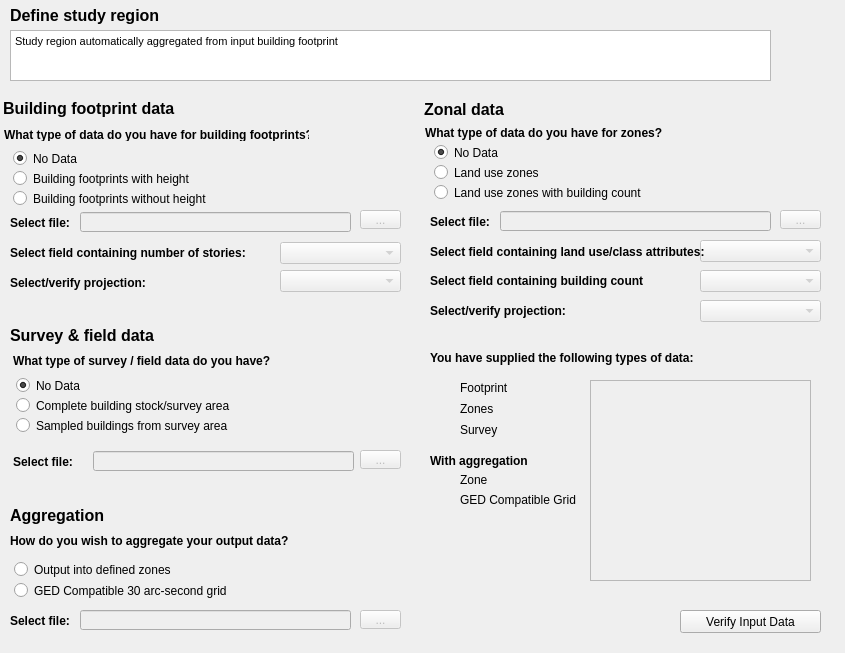
Above: qt/wdg_data.ui from gem/sidd before the change. Below: the same form after it.
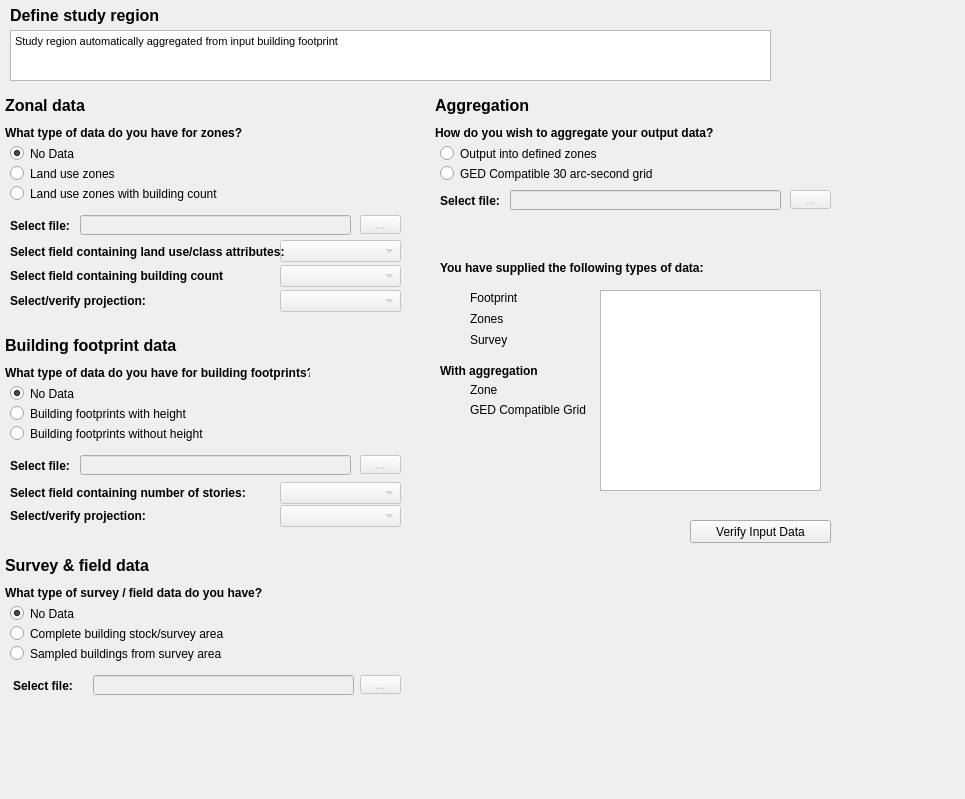
That is the form after the change. Icons and pictures are not drawn.

The edit to the form file:
```diff
--- a/qt/wdg_data.ui
+++ b/qt/wdg_data.ui
@@ -6,8 +6,8 @@
    <rect>
     <x>0</x>
     <y>0</y>
-    <width>845</width>
-    <height>653</height>
+    <width>965</width>
+    <height>799</height>
    </rect>
   </property>
   <property name="windowTitle">
@@ -17,7 +17,7 @@
    <property name="geometry">
     <rect>
      <x>0</x>
-     <y>310</y>
+     <y>550</y>
      <width>401</width>
      <height>181</height>
     </rect>
@@ -26,7 +26,7 @@
     <property name="geometry">
      <rect>
       <x>13</x>
-      <y>141</y>
+      <y>125</y>
       <width>71</width>
       <height>21</height>
      </rect>
@@ -44,8 +44,8 @@
    <widget class="QLabel" name="img_lb_svy_desc_help">
     <property name="geometry">
      <rect>
-      <x>280</x>
-      <y>40</y>
+      <x>320</x>
+      <y>30</y>
       <width>16</width>
       <height>21</height>
      </rect>
@@ -60,9 +60,9 @@
    <widget class="QLabel" name="lb_svy_desc">
     <property name="geometry">
      <rect>
-      <x>13</x>
-      <y>43</y>
-      <width>271</width>
+      <x>5</x>
+      <y>35</y>
+      <width>261</width>
       <height>16</height>
      </rect>
     </property>
@@ -83,7 +83,7 @@
     <property name="geometry">
      <rect>
       <x>360</x>
-      <y>140</y>
+      <y>125</y>
       <width>41</width>
       <height>19</height>
      </rect>
@@ -98,8 +98,8 @@
    <widget class="QRadioButton" name="radio_svy_op3">
     <property name="geometry">
      <rect>
-      <x>16</x>
-      <y>107</y>
+      <x>10</x>
+      <y>95</y>
       <width>381</width>
       <height>17</height>
      </rect>
@@ -111,8 +111,8 @@
    <widget class="QRadioButton" name="radio_svy_op1">
     <property name="geometry">
      <rect>
-      <x>16</x>
-      <y>67</y>
+      <x>10</x>
+      <y>55</y>
       <width>381</width>
       <height>17</height>
      </rect>
@@ -127,8 +127,8 @@
    <widget class="QRadioButton" name="radio_svy_op2">
     <property name="geometry">
      <rect>
-      <x>16</x>
-      <y>87</y>
+      <x>10</x>
+      <y>75</y>
       <width>381</width>
       <height>17</height>
      </rect>
@@ -144,7 +144,7 @@
     <property name="geometry">
      <rect>
       <x>93</x>
-      <y>141</y>
+      <y>125</y>
       <width>261</width>
       <height>20</height>
      </rect>
@@ -153,8 +153,8 @@
    <widget class="QLabel" name="lb_svy_title">
     <property name="geometry">
      <rect>
-      <x>10</x>
-      <y>10</y>
+      <x>5</x>
+      <y>0</y>
       <width>331</width>
       <height>31</height>
      </rect>
@@ -174,8 +174,8 @@
   <widget class="QWidget" name="widgetResult" native="true">
    <property name="geometry">
     <rect>
-     <x>420</x>
-     <y>340</y>
+     <x>430</x>
+     <y>250</y>
      <width>411</width>
      <height>301</height>
     </rect>
@@ -349,9 +349,6 @@
     </property>
    </widget>
    <widget class="QTextBrowser" name="txt_verify_text">
-    <property name="enabled">
-     <bool>false</bool>
-    </property>
     <property name="geometry">
      <rect>
       <x>170</x>
@@ -391,8 +388,8 @@
   <widget class="QWidget" name="widgetAggr" native="true">
    <property name="geometry">
     <rect>
-     <x>0</x>
-     <y>490</y>
+     <x>430</x>
+     <y>90</y>
      <width>401</width>
      <height>151</height>
     </rect>
@@ -400,8 +397,8 @@
    <widget class="QRadioButton" name="radio_aggr_op2">
     <property name="geometry">
      <rect>
-      <x>14</x>
-      <y>92</y>
+      <x>10</x>
+      <y>75</y>
       <width>381</width>
       <height>17</height>
      </rect>
@@ -413,8 +410,8 @@
    <widget class="QLabel" name="lb_aggr_desc">
     <property name="geometry">
      <rect>
-      <x>10</x>
-      <y>43</y>
+      <x>5</x>
+      <y>35</y>
       <width>281</width>
       <height>16</height>
      </rect>
@@ -432,8 +429,8 @@
    <widget class="QLabel" name="lb_aggr_title">
     <property name="geometry">
      <rect>
-      <x>10</x>
-      <y>10</y>
+      <x>5</x>
+      <y>0</y>
       <width>331</width>
       <height>31</height>
      </rect>
@@ -452,8 +449,8 @@
    <widget class="QRadioButton" name="radio_aggr_op1">
     <property name="geometry">
      <rect>
-      <x>14</x>
-      <y>71</y>
+      <x>10</x>
+      <y>55</y>
       <width>381</width>
       <height>17</height>
      </rect>
@@ -465,8 +462,8 @@
    <widget class="QLabel" name="img_lb_aggr_desc_help">
     <property name="geometry">
      <rect>
-      <x>291</x>
-      <y>41</y>
+      <x>320</x>
+      <y>30</y>
       <width>16</width>
       <height>21</height>
      </rect>
@@ -485,7 +482,7 @@
     <property name="geometry">
      <rect>
       <x>360</x>
-      <y>120</y>
+      <y>100</y>
       <width>41</width>
       <height>19</height>
      </rect>
@@ -504,7 +501,7 @@
     <property name="geometry">
      <rect>
       <x>80</x>
-      <y>120</y>
+      <y>100</y>
       <width>271</width>
       <height>20</height>
      </rect>
@@ -514,7 +511,7 @@
     <property name="geometry">
      <rect>
       <x>10</x>
-      <y>120</y>
+      <y>100</y>
       <width>71</width>
       <height>21</height>
      </rect>
@@ -534,8 +531,8 @@
    <property name="geometry">
     <rect>
      <x>0</x>
-     <y>90</y>
-     <width>401</width>
+     <y>330</y>
+     <width>411</width>
      <height>221</height>
     </rect>
    </property>
@@ -555,8 +552,8 @@
    <widget class="QRadioButton" name="radio_fp_op2">
     <property name="geometry">
      <rect>
-      <x>13</x>
-      <y>80</y>
+      <x>10</x>
+      <y>75</y>
       <width>381</width>
       <height>17</height>
      </rect>
@@ -572,7 +569,7 @@
     <property name="geometry">
      <rect>
       <x>80</x>
-      <y>122</y>
+      <y>125</y>
       <width>271</width>
       <height>20</height>
      </rect>
@@ -582,7 +579,7 @@
     <property name="geometry">
      <rect>
       <x>10</x>
-      <y>122</y>
+      <y>125</y>
       <width>71</width>
       <height>21</height>
      </rect>
@@ -600,8 +597,8 @@
    <widget class="QRadioButton" name="radio_fp_op3">
     <property name="geometry">
      <rect>
-      <x>13</x>
-      <y>100</y>
+      <x>10</x>
+      <y>95</y>
       <width>381</width>
       <height>17</height>
      </rect>
@@ -613,8 +610,8 @@
    <widget class="QLabel" name="lb_fp_title">
     <property name="geometry">
      <rect>
-      <x>3</x>
-      <y>3</y>
+      <x>5</x>
+      <y>0</y>
       <width>341</width>
       <height>31</height>
      </rect>
@@ -633,10 +630,10 @@
    <widget class="QLabel" name="lb_fp_desc">
     <property name="geometry">
      <rect>
-      <x>4</x>
-      <y>38</y>
+      <x>5</x>
+      <y>35</y>
       <width>305</width>
-      <height>13</height>
+      <height>16</height>
      </rect>
     </property>
     <property name="font">
@@ -656,7 +653,7 @@
     <property name="geometry">
      <rect>
       <x>280</x>
-      <y>180</y>
+      <y>175</y>
       <width>121</width>
       <height>22</height>
      </rect>
@@ -666,7 +663,7 @@
     <property name="geometry">
      <rect>
       <x>10</x>
-      <y>182</y>
+      <y>175</y>
       <width>151</width>
       <height>21</height>
      </rect>
@@ -688,7 +685,7 @@
     <property name="geometry">
      <rect>
       <x>360</x>
-      <y>120</y>
+      <y>125</y>
       <width>41</width>
       <height>19</height>
      </rect>
@@ -703,8 +700,8 @@
    <widget class="QRadioButton" name="radio_fp_op1">
     <property name="geometry">
      <rect>
-      <x>13</x>
-      <y>60</y>
+      <x>10</x>
+      <y>55</y>
       <width>381</width>
       <height>17</height>
      </rect>
@@ -738,8 +735,8 @@
    <widget class="QLabel" name="img_lb_fp_desc_help">
     <property name="geometry">
      <rect>
-      <x>321</x>
-      <y>34</y>
+      <x>320</x>
+      <y>30</y>
       <width>16</width>
       <height>21</height>
      </rect>
@@ -802,7 +799,7 @@
   <widget class="QWidget" name="widgetZones" native="true">
    <property name="geometry">
     <rect>
-     <x>420</x>
+     <x>0</x>
      <y>90</y>
      <width>411</width>
      <height>241</height>
@@ -811,8 +808,8 @@
    <widget class="QRadioButton" name="radio_zones_op3">
     <property name="geometry">
      <rect>
-      <x>14</x>
-      <y>94</y>
+      <x>10</x>
+      <y>95</y>
       <width>391</width>
       <height>17</height>
      </rect>
@@ -824,8 +821,8 @@
    <widget class="QRadioButton" name="radio_zones_op2">
     <property name="geometry">
      <rect>
-      <x>14</x>
-      <y>74</y>
+      <x>10</x>
+      <y>75</y>
       <width>391</width>
       <height>17</height>
      </rect>
@@ -838,7 +835,7 @@
     <property name="geometry">
      <rect>
       <x>10</x>
-      <y>210</y>
+      <y>200</y>
       <width>151</width>
       <height>21</height>
      </rect>
@@ -857,7 +854,7 @@
     <property name="geometry">
      <rect>
       <x>10</x>
-      <y>121</y>
+      <y>125</y>
       <width>71</width>
       <height>21</height>
      </rect>
@@ -875,8 +872,8 @@
    <widget class="QRadioButton" name="radio_zones_op1">
     <property name="geometry">
      <rect>
-      <x>14</x>
-      <y>54</y>
+      <x>10</x>
+      <y>55</y>
       <width>391</width>
       <height>17</height>
      </rect>
@@ -923,8 +920,8 @@
    <widget class="QLabel" name="lb_zones_title">
     <property name="geometry">
      <rect>
-      <x>4</x>
-      <y>4</y>
+      <x>5</x>
+      <y>0</y>
       <width>371</width>
       <height>31</height>
      </rect>
@@ -947,7 +944,7 @@
     <property name="geometry">
      <rect>
       <x>360</x>
-      <y>120</y>
+      <y>125</y>
       <width>41</width>
       <height>19</height>
      </rect>
@@ -966,7 +963,7 @@
     <property name="geometry">
      <rect>
       <x>280</x>
-      <y>210</y>
+      <y>200</y>
       <width>121</width>
       <height>22</height>
      </rect>
@@ -979,7 +976,7 @@
     <property name="geometry">
      <rect>
       <x>80</x>
-      <y>121</y>
+      <y>125</y>
       <width>271</width>
       <height>20</height>
      </rect>
@@ -1007,8 +1004,8 @@
    <widget class="QLabel" name="img_lb_zones_desc_help">
     <property name="geometry">
      <rect>
-      <x>246</x>
-      <y>32</y>
+      <x>280</x>
+      <y>30</y>
       <width>16</width>
       <height>21</height>
      </rect>
@@ -1024,7 +1021,7 @@
     <property name="geometry">
      <rect>
       <x>10</x>
-      <y>180</y>
+      <y>175</y>
       <width>271</width>
       <height>21</height>
      </rect>
@@ -1046,7 +1043,7 @@
     <property name="geometry">
      <rect>
       <x>280</x>
-      <y>180</y>
+      <y>175</y>
       <width>121</width>
       <height>22</height>
      </rect>
```
